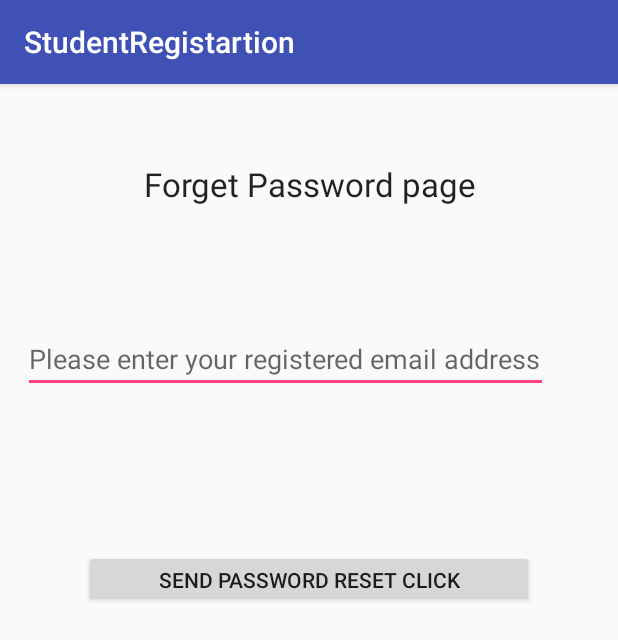
After one commit to swaroopg79/GDP_AndroidSR, an Android app: the ForgetPassword screen opened directly, with no data from a screen before it, on a phone screen of 412 x 824 dp. The commit adds this screen. Shown: the top 640 px of the screen. Run offline under Robolectric (Android 15) with nearby library versions, the phone set to English and light mode, and no system bars.

Commit message:
Forget password page creation

```diff
--- a/app/build.gradle
+++ b/app/build.gradle
@@ -18,7 +18,7 @@ android {
         }
     }
 
-    packagingOptions{
+    packagingOptions {
         exclude 'META-INF/LICENSE'
         exclude 'META-INF/LICENSE-FIREBASE.txt'
         exclude 'META-INF/NOTICE'
@@ -32,16 +32,17 @@ dependencies {
         exclude group: 'com.android.support', module: 'support-annotations'
     })
 
+
     compile 'com.android.support:appcompat-v7:26.+'
     compile 'com.google.firebase:firebase-auth:10.0.1'
     compile 'com.android.support.constraint:constraint-layout:1.0.2'
     compile 'com.google.firebase:firebase-messaging:10.0.1'
     compile 'com.google.firebase:firebase-core:10.0.1'
-    testCompile 'junit:junit:4.12'
     compile 'com.google.firebase:firebase-storage:10.0.1'
     compile 'com.firebase:firebase-client-android:2.4.0'
     compile 'com.google.firebase:firebase-database:10.0.1'
-
+    compile 'com.android.support:design:26.+'
+    testCompile 'junit:junit:4.12'
 }
 
 android {
--- a/app/src/main/AndroidManifest.xml
+++ b/app/src/main/AndroidManifest.xml
@@ -19,22 +19,24 @@
             </intent-filter>
         </activity>
         <activity android:name=".Login" />
-        <activity android:name=".ProfileActivity"></activity>
-        <service
-            android:name=".MyFirebaseInsatnceIdService">
+        <activity android:name=".ProfileActivity" />
+
+        <service android:name=".MyFirebaseInsatnceIdService">
             <intent-filter>
-                <action android:name="com.google.firebase.INSTANCE_ID_EVENT"/>
+                <action android:name="com.google.firebase.INSTANCE_ID_EVENT" />
             </intent-filter>
         </service>
-        <service
-            android:name=".MyFirebaseMessagingService">
+        <service android:name=".MyFirebaseMessagingService">
             <intent-filter>
-                <action android:name="com.google.firebase.MESSAGING_EVENT"/>
+                <action android:name="com.google.firebase.MESSAGING_EVENT" />
             </intent-filter>
         </service>
 
-        <meta-data android:name="com.google.android.gms.version"
+        <meta-data
+            android:name="com.google.android.gms.version"
             android:value="@integer/google_play_services_version" />
+
+        <activity android:name=".ForgetPassword"></activity>
     </application>
 
 </manifest>
--- /dev/null
+++ b/app/src/main/java/com/example/s528802/studentregistartion/ForgetPassword.java
@@ -0,0 +1,13 @@
+package com.example.s528802.studentregistartion;
+
+import android.support.v7.app.AppCompatActivity;
+import android.os.Bundle;
+
+public class ForgetPassword extends AppCompatActivity {
+
+    @Override
+    protected void onCreate(Bundle savedInstanceState) {
+        super.onCreate(savedInstanceState);
+        setContentView(R.layout.activity_forget_password);
+    }
+}
--- /dev/null
+++ b/app/src/main/res/layout/activity_forget_password.xml
@@ -0,0 +1,66 @@
+<?xml version="1.0" encoding="utf-8"?>
+<android.support.constraint.ConstraintLayout xmlns:android="http://schemas.android.com/apk/res/android"
+    xmlns:app="http://schemas.android.com/apk/res-auto"
+    xmlns:tools="http://schemas.android.com/tools"
+    android:layout_width="match_parent"
+    android:layout_height="match_parent"
+    tools:context="com.example.s528802.studentregistartion.ForgetPassword">
+
+    <TextView
+        android:id="@+id/textView"
+        android:layout_width="wrap_content"
+        android:layout_height="wrap_content"
+        android:layout_gravity="center_horizontal"
+        android:text="Forget Password page"
+        android:textAppearance="?android:attr/textAppearanceLarge"
+        app:layout_constraintTop_toTopOf="parent"
+        android:layout_marginTop="8dp"
+        android:layout_marginRight="8dp"
+        app:layout_constraintRight_toRightOf="parent"
+        android:layout_marginLeft="8dp"
+        app:layout_constraintLeft_toLeftOf="parent"
+        app:layout_constraintBottom_toBottomOf="parent"
+        android:layout_marginBottom="8dp"
+        app:layout_constraintVertical_bias="0.061"
+        android:layout_marginStart="8dp"
+        android:layout_marginEnd="8dp"
+        app:layout_constraintHorizontal_bias="0.503" />
+
+    <EditText
+        android:id="@+id/editTextEmail"
+        android:layout_width="350dp"
+        android:layout_height="wrap_content"
+        android:layout_margin="15dp"
+        android:hint="Please enter your registered email address"
+        android:inputType="textEmailAddress"
+        app:layout_constraintTop_toTopOf="parent"
+        android:layout_marginTop="8dp"
+        android:layout_marginRight="8dp"
+        app:layout_constraintRight_toRightOf="parent"
+        android:layout_marginLeft="8dp"
+        app:layout_constraintLeft_toLeftOf="parent"
+        app:layout_constraintBottom_toBottomOf="parent"
+        android:layout_marginBottom="8dp"
+        app:layout_constraintVertical_bias="0.21"
+        android:layout_marginStart="8dp"
+        android:layout_marginEnd="8dp"
+        app:layout_constraintHorizontal_bias="0.0" />
+
+
+
+    <Button
+        android:id="@+id/forgetPassword"
+        android:layout_width="300dp"
+        android:layout_height="38dp"
+        android:layout_margin="15dp"
+        android:text="Send Password reset click"
+        android:layout_marginLeft="8dp"
+        app:layout_constraintLeft_toLeftOf="parent"
+        android:layout_marginRight="8dp"
+        app:layout_constraintRight_toRightOf="parent"
+        app:layout_constraintBottom_toBottomOf="parent"
+        android:layout_marginBottom="8dp"
+        app:layout_constraintTop_toTopOf="parent"
+        android:layout_marginTop="8dp"
+        app:layout_constraintVertical_bias="0.422" />
+</android.support.constraint.ConstraintLayout>
--- a/app/src/main/res/layout/activity_main.xml
+++ b/app/src/main/res/layout/activity_main.xml
@@ -91,7 +91,13 @@
                 android:text="Already Registered? Signin Here"
                 android:textAlignment="center" />
 
+            <TextView
+                android:id="@+id/forgetPassword"
+                android:layout_width="match_parent"
+                android:layout_height="wrap_content"
 
+                android:text="Forget Password"
+                android:textAlignment="center" />
 
         </LinearLayout>
 
--- /dev/null
+++ b/app/src/main/res/values/dimens.xml
@@ -0,0 +1,3 @@
+<resources>
+    <dimen name="fab_margin">16dp</dimen>
+</resources>
--- a/app/src/main/res/values/strings.xml
+++ b/app/src/main/res/values/strings.xml
@@ -1,3 +1,4 @@
 <resources>
     <string name="app_name">StudentRegistartion</string>
+    <string name="title_activity_forget_password">ForgetPassword</string>
 </resources>
--- a/app/src/main/res/values/styles.xml
+++ b/app/src/main/res/values/styles.xml
@@ -8,4 +8,13 @@
         <item name="colorAccent">@color/colorAccent</item>
     </style>
 
+    <style name="AppTheme.NoActionBar">
+        <item name="windowActionBar">false</item>
+        <item name="windowNoTitle">true</item>
+    </style>
+
+    <style name="AppTheme.AppBarOverlay" parent="ThemeOverlay.AppCompat.Dark.ActionBar" />
+
+    <style name="AppTheme.PopupOverlay" parent="ThemeOverlay.AppCompat.Light" />
+
 </resources>
```
